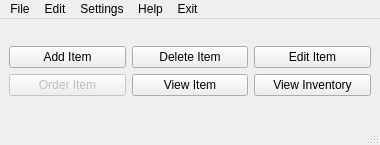
Before: the Qt Designer form mainWindow.ui in AntonioRoye/inventoryTracker, drawn with Qt 5.
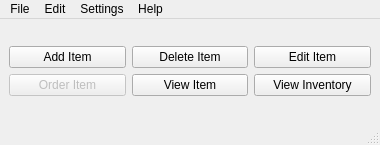
After: the same form once the commit is applied.

Commit message: Fixed menu bar presentation

Diff of the .ui file:
```diff
--- a/mainWindow.ui
+++ b/mainWindow.ui
@@ -111,17 +111,12 @@
     <property name="title">
      <string>Help</string>
     </property>
-   </widget>
-   <widget class="QMenu" name="menuExit">
-    <property name="title">
-     <string>Exit</string>
-    </property>
+    <addaction name="actionDocumentation"/>
    </widget>
    <addaction name="menuFile"/>
    <addaction name="menuEdit"/>
    <addaction name="menuSettings"/>
    <addaction name="menuHelp"/>
-   <addaction name="menuExit"/>
   </widget>
   <widget class="QStatusBar" name="statusBar"/>
   <action name="actionConfigurations">
```
Left out of the diff: 19 changed lines with no effect on the pictures. The commit also changes 22 other files.
